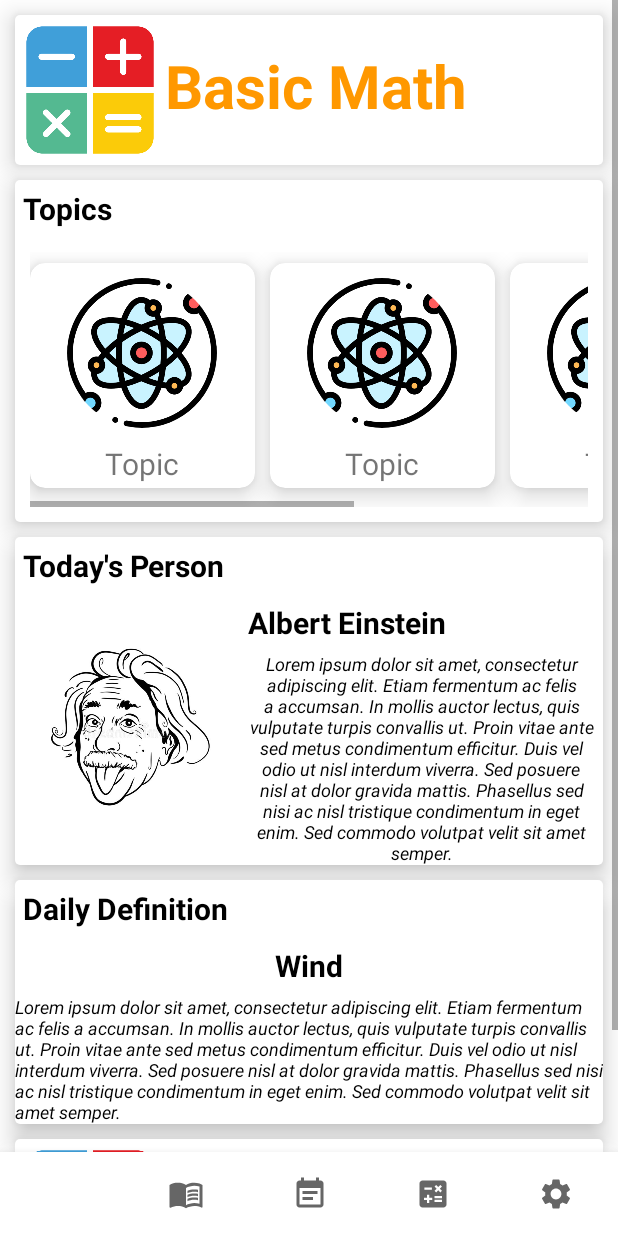
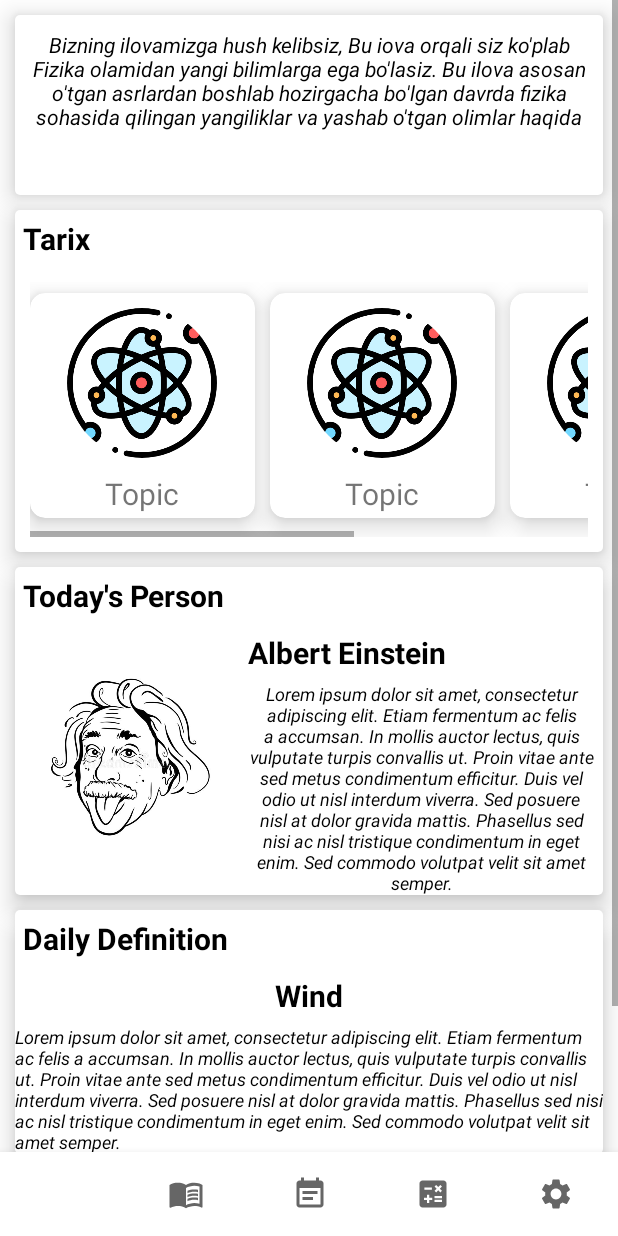
Before and after one commit to JeffSkillRill/Physics_Project, an Android app: the screen it shows after launch (MainActivity), on a phone screen of 412 x 824 dp. Run offline under Robolectric (Android 15) with nearby library versions, the phone set to English and light mode, and no system bars; our stand-ins replace CircleImageView.

Commit message:
some_design_bugs_fixed

```diff
--- a/app/src/main/java/com/example/jeff_skillrill/Home.kt
+++ b/app/src/main/java/com/example/jeff_skillrill/Home.kt
@@ -1,33 +1,17 @@
 package com.example.jeff_skillrill
 
+import android.content.Intent
 import android.os.Bundle
 import androidx.fragment.app.Fragment
 import android.view.LayoutInflater
 import android.view.View
 import android.view.ViewGroup
+import android.view.animation.AnimationUtils
+import kotlinx.android.synthetic.main.fragment_home.*
 
-// TODO: Rename parameter arguments, choose names that match
-// the fragment initialization parameters, e.g. ARG_ITEM_NUMBER
-private const val ARG_PARAM1 = "param1"
-private const val ARG_PARAM2 = "param2"
 
-/**
- * A simple [Fragment] subclass.
- * Use the [Home.newInstance] factory method to
- * create an instance of this fragment.
- */
 class Home : Fragment() {
-    // TODO: Rename and change types of parameters
-    private var param1: String? = null
-    private var param2: String? = null
 
-    override fun onCreate(savedInstanceState: Bundle?) {
-        super.onCreate(savedInstanceState)
-        arguments?.let {
-            param1 = it.getString(ARG_PARAM1)
-            param2 = it.getString(ARG_PARAM2)
-        }
-    }
 
     override fun onCreateView(
         inflater: LayoutInflater, container: ViewGroup?,
@@ -36,24 +20,12 @@ class Home : Fragment() {
         // Inflate the layout for this fragment
         return inflater.inflate(R.layout.fragment_home, container, false)
     }
+    override fun onViewCreated(itemView: View, savedInstanceState: Bundle?) {
+        super.onViewCreated(itemView, savedInstanceState)
+        val animation = AnimationUtils.loadAnimation(activity,R.anim.text_intoduction_anim)
+        introduction_text.startAnimation(animation)
 
-    companion object {
-        /**
-         * Use this factory method to create a new instance of
-         * this fragment using the provided parameters.
-         *
-         * @param param1 Parameter 1.
-         * @param param2 Parameter 2.
-         * @return A new instance of fragment Home.
-         */
-        // TODO: Rename and change types and number of parameters
-        @JvmStatic
-        fun newInstance(param1: String, param2: String) =
-            Home().apply {
-                arguments = Bundle().apply {
-                    putString(ARG_PARAM1, param1)
-                    putString(ARG_PARAM2, param2)
-                }
-            }
     }
+
+
 }
--- /dev/null
+++ b/app/src/main/res/anim/text_intoduction_anim.xml
@@ -0,0 +1,13 @@
+<?xml version="1.0" encoding="utf-8"?>
+<set xmlns:android="http://schemas.android.com/apk/res/android">
+    <scale
+        xmlns:android="https://schemas.android.com/apk/res/android"
+        android:duration="1000"
+        android:fromXScale="1.0"
+        android:fromYScale="1.0"
+        android:pivotX="50%"
+        android:pivotY="50%"
+        android:toXScale="0.5"
+        android:toYScale="0.5" >
+    </scale>
+</set>
--- a/app/src/main/res/drawable/calculator.xml
+++ /dev/null
@@ -1,5 +0,0 @@
-<vector android:height="24dp" android:tint="#000000"
-    android:viewportHeight="24" android:viewportWidth="24"
-    android:width="24dp" xmlns:android="http://schemas.android.com/apk/res/android">
-    <path android:fillColor="@android:color/white" android:pathData="M19,3H5C3.9,3 3,3.9 3,5v14c0,1.1 0.9,2 2,2h14c1.1,0 2,-0.9 2,-2V5C21,3.9 20.1,3 19,3zM13.03,7.06L14.09,6l1.41,1.41L16.91,6l1.06,1.06l-1.41,1.41l1.41,1.41l-1.06,1.06L15.5,9.54l-1.41,1.41l-1.06,-1.06l1.41,-1.41L13.03,7.06zM6.25,7.72h5v1.5h-5V7.72zM11.5,16h-2v2H8v-2H6v-1.5h2v-2h1.5v2h2V16zM18,17.25h-5v-1.5h5V17.25zM18,14.75h-5v-1.5h5V14.75z"/>
-</vector>
--- a/app/src/main/res/layout/fragment_home.xml
+++ b/app/src/main/res/layout/fragment_home.xml
@@ -29,23 +29,17 @@
                 app:layout_constraintStart_toStartOf="parent"
                 app:layout_constraintTop_toTopOf="parent">
 
-                <ImageView
-                    android:id="@+id/basic_math_calc"
-                    android:layout_width="100dp"
-                    android:layout_height="100dp"
-                    android:src="@drawable/calculator_png"
-                    app:layout_constraintBottom_toBottomOf="parent"
-                    app:layout_constraintStart_toStartOf="parent"
-                    app:layout_constraintTop_toTopOf="parent" />
 
                 <TextView
-                    android:layout_width="wrap_content"
-                    android:layout_height="wrap_content"
-                    android:layout_marginTop="20dp"
-                    android:text="Basic Math"
-                    android:textColor="#FF9800"
-                    android:textSize="40dp"
-                    android:textStyle="bold" />
+                    android:id="@+id/introduction_text"
+                    android:layout_width="match_parent"
+                    android:layout_height="100dp"
+                    android:elevation="10dp"
+                    android:text="@string/introduction"
+                    android:textColor="@color/black"
+                    android:textAlignment="center"
+                    android:textStyle="italic"
+                    android:layout_margin="10dp"/>
 
             </LinearLayout>
 
@@ -66,7 +60,7 @@
                     android:layout_width="wrap_content"
                     android:layout_height="wrap_content"
                     android:layout_margin="5dp"
-                    android:text="Topics"
+                    android:text="Tarix"
                     android:textColor="@color/black"
                     android:textSize="20sp"
                     android:textStyle="bold" />
@@ -349,7 +343,7 @@
                     android:id="@+id/basic_physics_calc"
                     android:layout_width="100dp"
                     android:layout_height="100dp"
-                    android:src="@drawable/calculator_png"
+                    android:src="@drawable/calculator_icon_main"
                     app:layout_constraintBottom_toBottomOf="parent"
                     app:layout_constraintStart_toStartOf="parent"
                     app:layout_constraintTop_toTopOf="parent" />
--- a/app/src/main/res/values/strings.xml
+++ b/app/src/main/res/values/strings.xml
@@ -6,5 +6,6 @@
     <string name="lorem_demo">Lorem ipsum dolor sit amet, consectetur adipiscing elit. Etiam fermentum ac felis a accumsan. In mollis auctor lectus, quis vulputate turpis convallis ut. Proin vitae ante sed metus condimentum efficitur. Duis vel odio ut nisl interdum viverra. Sed posuere nisl at dolor gravida mattis. Phasellus sed nisi ac nisl tristique condimentum in eget enim. Sed commodo volutpat velit sit amet semper.</string>
     <string name="lorem_demo_mini">Lorem ipsum dolor sit amet, consectetur adipiscing elit. Etiam fermentum ac felis a accumsan. In mollis auctor lectus, quis vulputate turpis convallis ut.</string>
     <string name="entering_sentence">Fizika Olamiga Xush Kelibsiz</string>
+    <string name="introduction">"Bizning ilovamizga hush kelibsiz, Bu iova orqali siz ko'plab Fizika olamidan yangi bilimlarga ega bo'lasiz. Bu ilova asosan o'tgan asrlardan boshlab hozirgacha bo'lgan davrda fizika sohasida qilingan yangiliklar va yashab o'tgan olimlar haqida"</string>
 
 </resources>
```
Also changed, not shown: app/src/main/res/drawable/calculator_icon_main.png (added), app/src/main/res/drawable/calculator_png.png (deleted).
